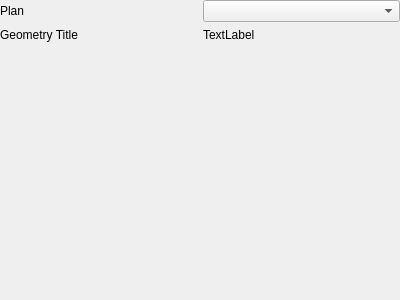
Before: the Qt Designer form src/ui/simulationEngine/reoshecrassimulationeditwidget.ui in vcloarec/ReosProject, drawn with Qt 5.
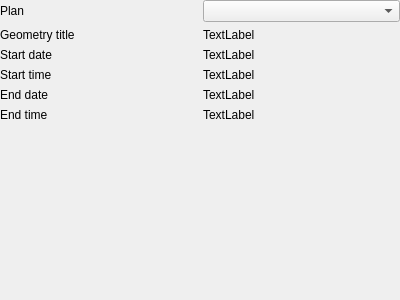
After: the same form once the commit is applied.

Commit message: get start/end time from plan

Diff of the .ui file:
```diff
--- a/src/ui/simulationEngine/reoshecrassimulationeditwidget.ui
+++ b/src/ui/simulationEngine/reoshecrassimulationeditwidget.ui
@@ -26,24 +26,52 @@
    <property name="bottomMargin">
     <number>0</number>
    </property>
-   <item row="0" column="1">
+   <item row="0" column="2">
     <widget class="QComboBox" name="mPlansComboBox"/>
    </item>
-   <item row="0" column="0">
+   <item row="4" column="1">
+    <widget class="QLabel" name="label_5">
+     <property name="text">
+      <string>End date</string>
+     </property>
+    </widget>
+   </item>
+   <item row="0" column="1">
     <widget class="QLabel" name="label">
      <property name="text">
       <string>Plan</string>
      </property>
     </widget>
    </item>
-   <item row="1" column="0">
+   <item row="1" column="2">
+    <widget class="QLabel" name="mGeometryLabel">
+     <property name="text">
+      <string>TextLabel</string>
+     </property>
+    </widget>
+   </item>
+   <item row="3" column="1">
+    <widget class="QLabel" name="label_4">
+     <property name="text">
+      <string>Start time</string>
+     </property>
+    </widget>
+   </item>
+   <item row="2" column="1">
+    <widget class="QLabel" name="label_3">
+     <property name="text">
+      <string>Start date</string>
+     </property>
+    </widget>
+   </item>
+   <item row="1" column="1">
     <widget class="QLabel" name="label_2">
      <property name="text">
-      <string>Geometry Title</string>
+      <string>Geometry title</string>
      </property>
     </widget>
    </item>
-   <item row="2" column="0">
+   <item row="6" column="1">
     <spacer name="verticalSpacer">
      <property name="orientation">
       <enum>Qt::Vertical</enum>
@@ -56,8 +84,36 @@
      </property>
     </spacer>
    </item>
-   <item row="1" column="1">
-    <widget class="QLabel" name="mGeometryLabel">
+   <item row="5" column="1">
+    <widget class="QLabel" name="label_6">
+     <property name="text">
+      <string>End time</string>
+     </property>
+    </widget>
+   </item>
+   <item row="2" column="2">
+    <widget class="QLabel" name="mStartDateLabel">
+     <property name="text">
+      <string>TextLabel</string>
+     </property>
+    </widget>
+   </item>
+   <item row="3" column="2">
+    <widget class="QLabel" name="mStartTimeLabel">
+     <property name="text">
+      <string>TextLabel</string>
+     </property>
+    </widget>
+   </item>
+   <item row="4" column="2">
+    <widget class="QLabel" name="mEndDateLabel">
+     <property name="text">
+      <string>TextLabel</string>
+     </property>
+    </widget>
+   </item>
+   <item row="5" column="2">
+    <widget class="QLabel" name="mEndTimeLabel">
      <property name="text">
       <string>TextLabel</string>
      </property>
```
The commit also changes 7 other files.
